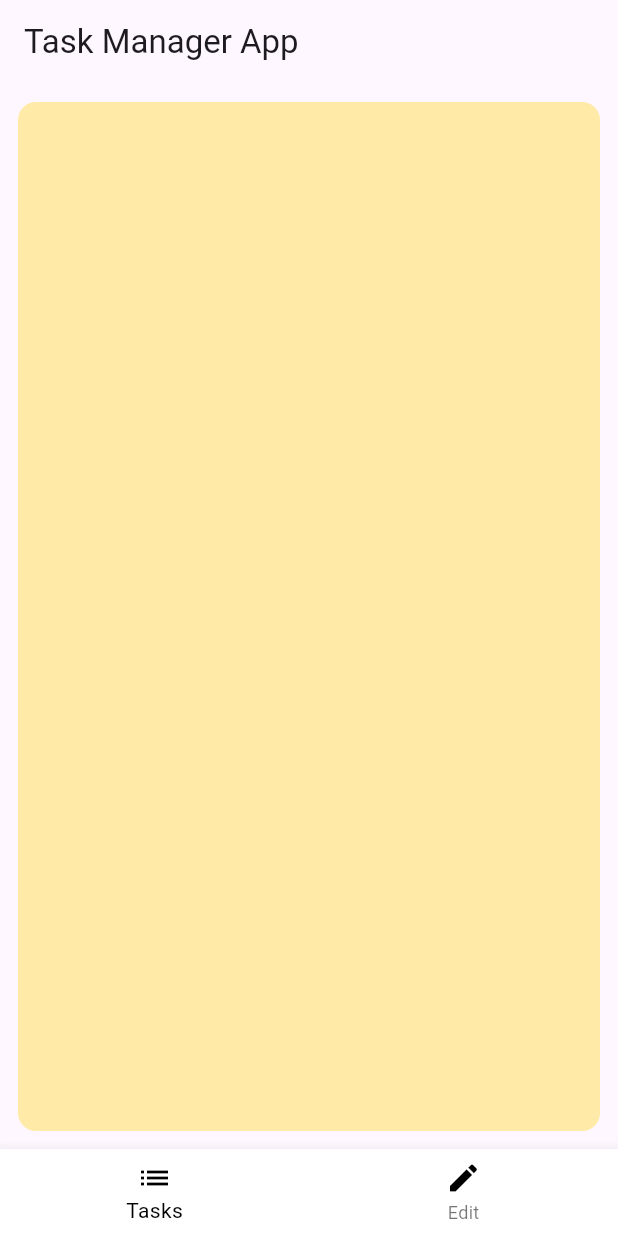
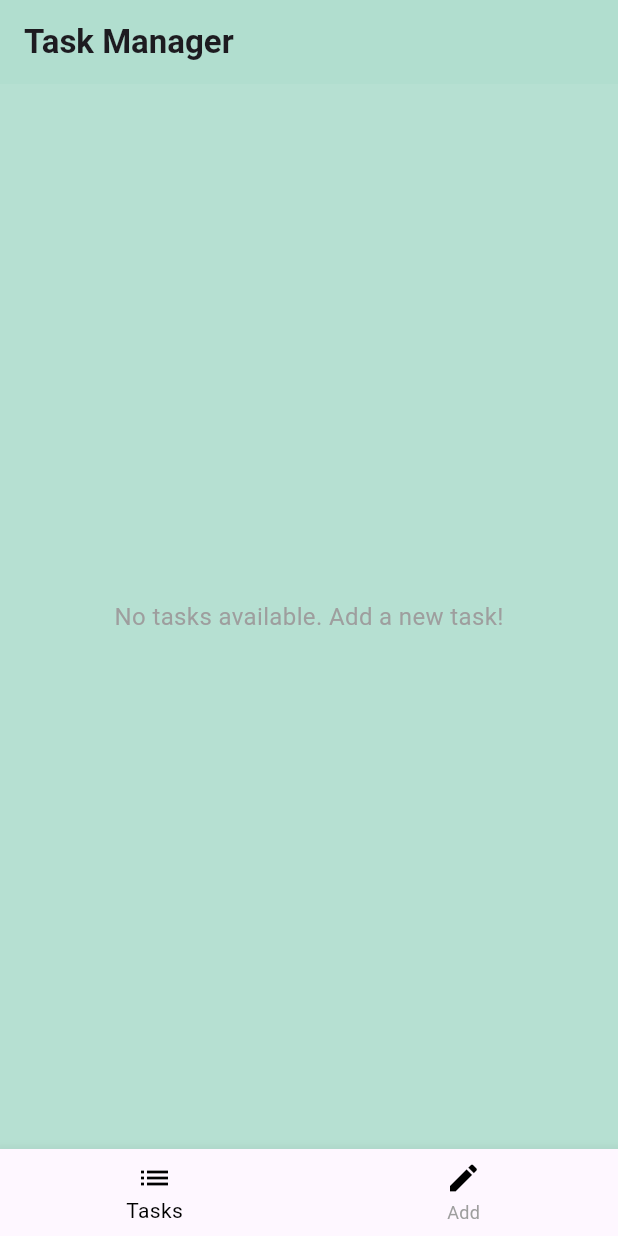
Before and after one commit to Sumit-Sonar/Task-Manager-App, a Flutter app: the screen it shows after launch, on a phone screen of 412 x 824 dp. Run offline on Flutter 3.47's test engine with Material 3 defaults, Android fonts, the phone set to English and light mode, and no system bars; our stand-ins replace shared_preferences.

Commit message:
ui update , switch

```diff
--- a/lib/main.dart
+++ b/lib/main.dart
@@ -30,11 +30,13 @@ class _MyAppState extends State<MyApp> {
   }
 
   @override
-  void initState() {
-    // TODO: implement initState
-    super.initState();
-    TaskProvider().loadTasks();
-  }
+void initState() {
+  super.initState();
+  // Load tasks using the TaskProvider from the context
+  WidgetsBinding.instance.addPostFrameCallback((_) {
+    Provider.of<TaskProvider>(context, listen: false).loadTasks();
+  });
+}
 
   // This widget is the root of your application.
   @override
@@ -43,15 +45,22 @@ class _MyAppState extends State<MyApp> {
       debugShowCheckedModeBanner: false,
       home: Scaffold(
         appBar: AppBar(
-          title: const Text("Task Manager App"),
+          backgroundColor: const Color(0xFFb1decf),
+          title: const Text(
+            "Task Manager",
+            style: TextStyle(fontWeight: FontWeight.bold),
+          ),
         ),
-        backgroundColor: const Color(0xFFFEDBD0),
+        backgroundColor: const Color(0xFFb1decf),
         body: IndexedStack(
           index: selectedIndex,
-          children: const <Widget>[TakskListUI(), TasksEditUI()],
+          children: const <Widget>[TaskListUI(), TasksEditUI()],
         ),
         bottomNavigationBar: BottomNavigationBar(
-          backgroundColor: Colors.white,
+          // backgroundColor: const Color(0xFFb1decf),
+          // Set the background color of the entire BottomNavigationBar
+          selectedItemColor: Colors.black, // Color for the selected item
+          unselectedItemColor: Colors.grey,
           items: const <BottomNavigationBarItem>[
             BottomNavigationBarItem(
               icon: Icon(
@@ -61,15 +70,16 @@ class _MyAppState extends State<MyApp> {
               label: 'Tasks',
             ),
             BottomNavigationBarItem(
+                backgroundColor: const Color(0xFFb1decf),
                 icon: Icon(
                   Icons.edit,
                   color: Colors.black,
                 ),
-                label: 'Edit')
+                label: 'Add')
           ],
           currentIndex: selectedIndex,
           onTap: onTapIndexed,
-          selectedItemColor: Colors.black,
+          // selectedItemColor: Colors.black,
         ),
       ),
     );
--- a/lib/provider.dart
+++ b/lib/provider.dart
@@ -8,9 +8,6 @@ class TaskProvider with ChangeNotifier {
 
   List<Task> get tasks => _tasks;
 
-  TaskProvider() {
-    loadTasks();
-  }
 
   void loadTasks() async {
     SharedPreferences pref = await SharedPreferences.getInstance();
@@ -45,7 +42,7 @@ class TaskProvider with ChangeNotifier {
     }
   }
 
-   deleteTask(String id) {
+  deleteTask(String id) {
     _tasks.removeWhere((task) => task.id == id);
     saveTasks();
     notifyListeners();
@@ -59,4 +56,10 @@ class TaskProvider with ChangeNotifier {
       notifyListeners();
     }
   }
+
+  void isTaskDone(String id, bool isDone) {
+    final task = _tasks.firstWhere((task) => task.id == id);
+    task.isDone = isDone;
+    notifyListeners();
+  }
 }
--- a/lib/taskmodel.dart
+++ b/lib/taskmodel.dart
@@ -3,12 +3,14 @@ class Task {
   String title;
   String description;
   bool isCompleted;
+  bool isDone;
 
   Task({
     required this.id,
     required this.title,
     required this.description,
     this.isCompleted = false,
+    this.isDone = false
   });
 // Convert a Task into a Map (for JSON serialization)
 
@@ -18,6 +20,7 @@ class Task {
       'title': title,
       'description': description,
       'isCompleted': isCompleted,
+      'isDone': isDone
     };
   }
 
@@ -29,6 +32,7 @@ class Task {
       title: json['title'],
       description: json['description'],
       isCompleted: json['isCompleted'],
+      isDone: json['isDone']
     );
   }
 }
--- a/lib/taskslistui.dart
+++ b/lib/taskslistui.dart
@@ -2,67 +2,149 @@ import 'package:flutter/material.dart';
 import 'package:provider/provider.dart';
 import 'package:task_manager_app/provider.dart';
 
-class TakskListUI extends StatefulWidget {
-  const TakskListUI({super.key});
+class TaskListUI extends StatefulWidget {
+  const TaskListUI({super.key});
 
   @override
-  State<TakskListUI> createState() => _TakskListUIState();
+  State<TaskListUI> createState() => _TaskListUIState();
 }
 
-class _TakskListUIState extends State<TakskListUI> {
+class _TaskListUIState extends State<TaskListUI> {
   @override
   Widget build(BuildContext context) {
-    final MaterialStateProperty<Icon?> thumbIcon =
-        MaterialStateProperty.resolveWith<Icon?>(
-      (Set<MaterialState> states) {
-        if (states.contains(MaterialState.selected)) {
-          return const Icon(Icons.check);
-        }
-        return const Icon(Icons.close);
-      },
-    );
     final provider = Provider.of<TaskProvider>(context);
     final tasks = provider.tasks;
 
+
+    void showDeleteDialog(
+        BuildContext context, TaskProvider provider, String taskId) {
+      showDialog(
+          context: context,
+          builder: (BuildContext context) {
+            return AlertDialog(
+              title: Text(
+                "Delete Task",
+                style: TextStyle(
+                  color: Colors.redAccent,
+                  fontWeight: FontWeight.bold,
+                ),
+              ),
+              content: Text("Are you sure you want to delete this task?"),
+              actions: [
+                TextButton(
+                  child: Text("Cancel", style: TextStyle(color: Colors.grey)),
+                  onPressed: () {
+                    Navigator.of(context).pop();
+                  },
+                ),
+                TextButton(
+                  child: Text("Yes", style: TextStyle(color: Colors.redAccent)),
+                  onPressed: () {
+                    provider.deleteTask(taskId);
+                    Navigator.of(context).pop();
+                  },
+                ),
+              ],
+            );
+          });
+    }
+
     return Scaffold(
+      backgroundColor: const Color(0xFFFFFFF),
       body: Padding(
-        padding: const EdgeInsets.all(12),
-        child: Container(
-          height: MediaQuery.of(context).size.height,
-          width: MediaQuery.of(context).size.width,
-          decoration: BoxDecoration(
-              color: Color(0xFFffeaa7),
-              borderRadius: BorderRadius.circular(12)),
-          child: ListView.builder(
+        padding: const EdgeInsets.all(16),
+        child: Column(
+          children: [
+            Expanded(
+              child: tasks.isEmpty
+                  ? Center(
+                      child: Text(
+                        'No tasks available. Add a new task!',
+                        style: TextStyle(color: Colors.grey, fontSize: 16),
+                      ),
+                    )
+                  : ListView.builder(
                       itemCount: tasks.length,
-              itemBuilder: ((context, index) {
+                      itemBuilder: (context, index) {
                         final task = tasks[index];
-                return ListTile(
-                  title: Text(task.title),
-                  subtitle: Text(task.description),
-                  trailing: Row(
+                        return Card(
+                          color: Colors.white,
+                          margin: const EdgeInsets.only(bottom: 10),
+                          elevation: 2,
+                          shape: RoundedRectangleBorder(
+                            borderRadius: BorderRadius.circular(12),
+                          ),
+                          child: ListTile(
+                            contentPadding: const EdgeInsets.symmetric(
+                                vertical: 10, horizontal: 16),
+                            title: Text(
+                              task.title,
+                              style: TextStyle(
+                                  fontSize: 18,
+                                  fontWeight: FontWeight.w600,
+                                  color: task.isCompleted
+                                      ? Colors.grey
+                                      : Colors.black87,
+                                  decoration: task.isCompleted
+                                      ? TextDecoration.lineThrough
+                                      : null),
+                            ),
+                            subtitle: Padding(
+                              padding: const EdgeInsets.only(top: 4.0),
+                              child: Text(
+                                task.description,
+                                style: TextStyle(
+                                    color: Colors.grey.shade600, fontSize: 14),
+                              ),
+                            ),
+                            // to take up the minimum width
+                            trailing: IntrinsicWidth(
+                              child: Row(
                                 mainAxisSize: MainAxisSize.min,
                                 children: [
                                   Switch(
-                        thumbIcon: thumbIcon,
+                                    activeColor: Colors.teal,
+                                    inactiveTrackColor: Colors.grey.shade300,
                                     value: task.isCompleted,
                                     onChanged: (bool value) {
                                       setState(() {
                                         provider.isTaskComplete(task.id);
+                                        provider.isTaskDone(task.id, value);
                                       });
                                     },
                                   ),
+                                  SizedBox(width: 8),
+                                  // Text indicating completion status
+                                  AnimatedOpacity(
+                                    opacity: task.isDone ? 1.0 : 0.0,
+                                    duration: Duration(milliseconds: 300),
+                                    child: Text(
+                                      'Done',
+                                      style: TextStyle(
+                                        fontSize: 14,
+                                        color: Colors.teal,
+                                        fontWeight: FontWeight.bold,
+                                      ),
+                                    ),
+                                  ),
+                                  SizedBox(width: 8),
                                   IconButton(
-                        icon: Icon(Icons.delete),
-                        color: Colors.red,
+                                    icon: Icon(Icons.delete_outline),
+                                    color: Colors.redAccent,
                                     onPressed: () {
-                          provider.deleteTask(task.id);
+                                      showDeleteDialog(
+                                          context, provider, task.id);
                                     },
                                   ),
                                 ],
                               ),
+                            ),
+                          ),
                         );
-              })),
+                      },
+                    ),
+            ),
+          ],
         ),
       ),
     );
--- a/pubspec.yaml
+++ b/pubspec.yaml
@@ -48,6 +48,11 @@ dev_dependencies:
   # package. See that file for information about deactivating specific lint
   # rules and activating additional ones.
   flutter_lints: ^3.0.0
+  flutter_launcher_icons: ^0.13.1
+
+flutter_icons:
+  android: true
+  image_path: "assets/image/applogo.png"
 
 # For information on the generic Dart part of this file, see the
 # following page: https://dart.dev/tools/pub/pubspec
```
Also changed, not shown: lib/taskseditui.dart (+18 -0 lines), assets/image/applogo.png (added), pubspec.lock (added), 30 other files. Lines whose indentation alone changed are shown as unchanged.
